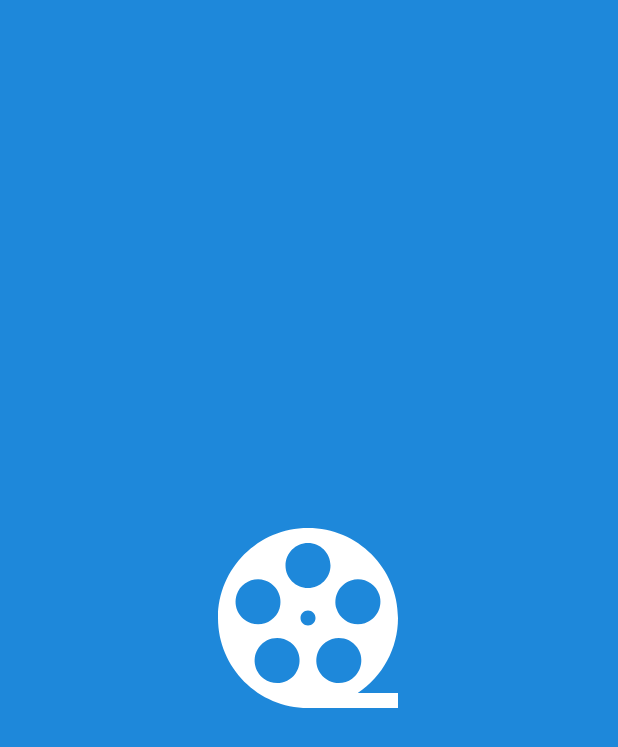
After one commit to angelairena14/movie-box, an Android app: the SplsahScreenActivity screen opened directly, with no data from a screen before it, on a phone screen of 412 x 824 dp. The commit adds this screen. Shown: the top 747 px of the screen. Run offline under Robolectric (Android 15) with nearby library versions, the phone set to English and light mode, and no system bars; network calls fail.

Commit message:
add splash screen

```diff
--- a/app/build.gradle
+++ b/app/build.gradle
@@ -13,8 +13,8 @@ android {
         applicationId "com.test.moviebox"
         minSdkVersion 21
         targetSdkVersion 29
-        versionCode 5
-        versionName "1.4"
+        versionCode 6
+        versionName "1.5"
 
         testInstrumentationRunner "androidx.test.runner.AndroidJUnitRunner"
     }
--- /dev/null
+++ b/app/src/main/java/com/test/moviebox/view/SplsahScreenActivity.kt
@@ -0,0 +1,18 @@
+package com.test.moviebox.view
+
+import android.content.Intent
+import androidx.appcompat.app.AppCompatActivity
+import android.os.Bundle
+import android.os.Handler
+import com.test.moviebox.R
+
+class SplsahScreenActivity : AppCompatActivity() {
+    override fun onCreate(savedInstanceState: Bundle?) {
+        super.onCreate(savedInstanceState)
+        setContentView(R.layout.activity_splsah_screen)
+        Handler().postDelayed({
+            startActivity(Intent(this, MovieListActivity::class.java))
+            finish()
+        },2000)
+    }
+}
--- /dev/null
+++ b/app/src/main/res/drawable/ic_film.xml
@@ -0,0 +1,9 @@
+<vector xmlns:android="http://schemas.android.com/apk/res/android"
+    android:width="192dp"
+    android:height="192dp"
+    android:viewportWidth="192"
+    android:viewportHeight="192">
+  <path
+      android:fillColor="#FF000000"
+      android:pathData="m192,96c0,-53.02 -42.98,-96 -96,-96s-96,42.98 -96,96 42.98,96 96,96h96v-16h-43c26.84,-17.77 42.988,-47.809 43,-80zM143.023,160.723c-10.723,7.789 -25.734,5.414 -33.523,-5.313 -7.789,-10.723 -5.414,-25.73 5.309,-33.523 10.727,-7.789 25.734,-5.414 33.523,5.313 7.793,10.723 5.414,25.73 -5.309,33.523zM141.844,55.871c12.605,-4.098 26.145,2.801 30.242,15.406 4.094,12.609 -2.805,26.148 -15.41,30.242 -12.605,4.098 -26.145,-2.801 -30.242,-15.406 -4.094,-12.605 2.805,-26.148 15.41,-30.242zM96,16c13.254,0 24,10.746 24,24s-10.746,24 -24,24 -24,-10.746 -24,-24 10.746,-24 24,-24zM19.914,71.277c4.098,-12.605 17.637,-19.504 30.242,-15.41 12.605,4.098 19.504,17.637 15.41,30.242 -4.098,12.605 -17.637,19.504 -30.242,15.41s-19.504,-17.633 -15.41,-30.242zM82.5,155.41c-7.789,10.727 -22.801,13.102 -33.523,5.313 -10.723,-7.793 -13.102,-22.801 -5.309,-33.523 7.789,-10.723 22.801,-13.102 33.523,-5.309 10.723,7.789 13.098,22.797 5.309,33.52zM88,96c0,-4.418 3.582,-8 8,-8s8,3.582 8,8 -3.582,8 -8,8 -8,-3.582 -8,-8zM88,96"/>
+</vector>
--- /dev/null
+++ b/app/src/main/res/layout/activity_splsah_screen.xml
@@ -0,0 +1,22 @@
+<?xml version="1.0" encoding="utf-8"?>
+<androidx.constraintlayout.widget.ConstraintLayout xmlns:android="http://schemas.android.com/apk/res/android"
+    xmlns:app="http://schemas.android.com/apk/res-auto"
+    xmlns:tools="http://schemas.android.com/tools"
+    android:layout_width="match_parent"
+    android:layout_height="match_parent"
+    tools:context=".view.SplsahScreenActivity"
+    android:background="@color/lightBlue">
+
+    <androidx.appcompat.widget.AppCompatImageView
+        android:id="@+id/appCompatImageView2"
+        android:layout_width="120dp"
+        android:layout_height="120dp"
+        android:src="@drawable/ic_film"
+        android:tint="@color/whitePrimary"
+        app:layout_constraintBottom_toBottomOf="parent"
+        app:layout_constraintEnd_toEndOf="parent"
+        app:layout_constraintHorizontal_bias="0.498"
+        app:layout_constraintStart_toStartOf="parent"
+        app:layout_constraintTop_toTopOf="parent" />
+
+</androidx.constraintlayout.widget.ConstraintLayout>
```
Also changed, not shown: app/src/main/AndroidManifest.xml (+8 -3 lines), app/src/main/java/com/test/moviebox/utils/PaginationScrollListener.kt (added, +27 -0 lines), app/src/main/java/com/test/moviebox/view/MovieListActivity.kt (+2 -0 lines), app/src/main/java/com/test/moviebox/view/PaginationScrollListener.kt (deleted, +0 -27 lines), 1 other file.
